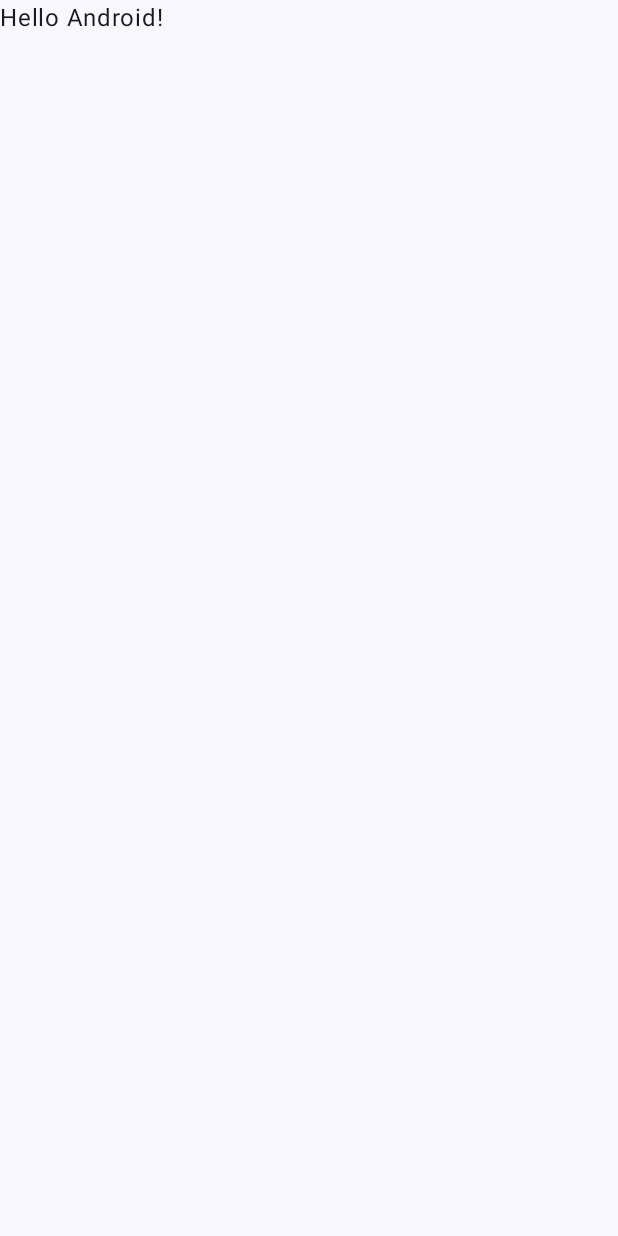
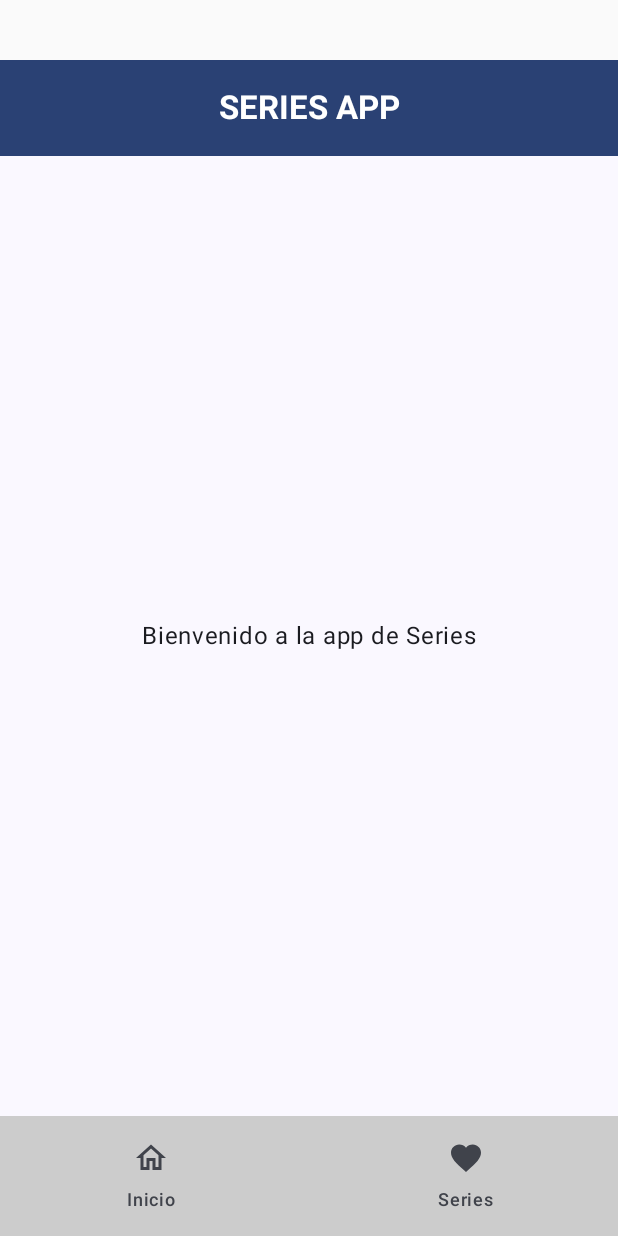
Before and after one commit to GzarateL/Lab01_KotlinZarate, an Android app built with Jetpack Compose: the screen it shows after launch (MainActivity), on a phone screen of 412 x 824 dp. Before the commit the screen is almost empty. Run offline under Robolectric (Android 15) with nearby library versions, the phone set to English and light mode, and no system bars.

```diff
--- a/app/build.gradle.kts
+++ b/app/build.gradle.kts
@@ -63,6 +63,8 @@ dependencies {
     implementation("org.jetbrains.kotlinx:kotlinx-coroutines-android:1.7.3")
     implementation("com.squareup.retrofit2:retrofit:2.11.0")
     implementation("com.squareup.retrofit2:converter-gson:2.11.0")
+    implementation(libs.androidx.navigation.runtime.ktx)
+    implementation(libs.androidx.navigation.compose)
     testImplementation(libs.junit)
     androidTestImplementation(libs.androidx.junit)
     androidTestImplementation(libs.androidx.espresso.core)
--- a/app/src/main/java/com/example/zarate/MainActivity.kt
+++ b/app/src/main/java/com/example/zarate/MainActivity.kt
@@ -4,44 +4,20 @@ import android.os.Bundle
 import androidx.activity.ComponentActivity
 import androidx.activity.compose.setContent
 import androidx.activity.enableEdgeToEdge
-import androidx.compose.foundation.layout.fillMaxSize
-import androidx.compose.foundation.layout.padding
-import androidx.compose.material3.Scaffold
-import androidx.compose.material3.Text
-import androidx.compose.runtime.Composable
-import androidx.compose.ui.Modifier
-import androidx.compose.ui.tooling.preview.Preview
 import com.example.zarate.ui.theme.ZarateTheme
+import com.example.zarate.view.SeriesApp
 
 class MainActivity : ComponentActivity() {
     override fun onCreate(savedInstanceState: Bundle?) {
         super.onCreate(savedInstanceState)
-        enableEdgeToEdge()
+        enableEdgeToEdge()  // Habilita diseño de borde a borde (opcional)
+
+        // Aquí establecemos el contenido principal de la aplicación
         setContent {
             ZarateTheme {
-                Scaffold(modifier = Modifier.fillMaxSize()) { innerPadding ->
-                    Greeting(
-                        name = "Android",
-                        modifier = Modifier.padding(innerPadding)
-                    )
-                }
+                // Llamamos a la función principal de la aplicación, que es SeriesApp
+                SeriesApp()
             }
         }
     }
 }
-
-@Composable
-fun Greeting(name: String, modifier: Modifier = Modifier) {
-    Text(
-        text = "Hello $name!",
-        modifier = modifier
-    )
-}
-
-@Preview(showBackground = true)
-@Composable
-fun GreetingPreview() {
-    ZarateTheme {
-        Greeting("Android")
-    }
-}
--- /dev/null
+++ b/app/src/main/java/com/example/zarate/view/ScreenInicio.kt
@@ -0,0 +1,18 @@
+package com.example.zarate.view
+
+import androidx.compose.foundation.layout.Box
+import androidx.compose.foundation.layout.fillMaxSize
+import androidx.compose.material3.Text
+import androidx.compose.runtime.Composable
+import androidx.compose.ui.Alignment
+import androidx.compose.ui.Modifier
+
+@Composable
+fun ScreenInicio() {
+    Box(
+        modifier = Modifier.fillMaxSize(),
+        contentAlignment = Alignment.Center
+    ) {
+        Text(text = "Bienvenido a la app de Series")
+    }
+}
--- /dev/null
+++ b/app/src/main/java/com/example/zarate/view/SeriesApp.kt
@@ -0,0 +1,144 @@
+package com.example.zarate.view
+
+import androidx.compose.foundation.layout.Box
+import androidx.compose.foundation.layout.PaddingValues
+import androidx.compose.foundation.layout.fillMaxSize
+import androidx.compose.foundation.layout.padding
+import androidx.compose.material.icons.Icons
+import androidx.compose.material.icons.filled.Add
+import androidx.compose.material.icons.outlined.Favorite
+import androidx.compose.material.icons.outlined.Home
+import androidx.compose.material3.CenterAlignedTopAppBar
+import androidx.compose.material3.ExperimentalMaterial3Api
+import androidx.compose.material3.FloatingActionButton
+import androidx.compose.material3.Icon
+import androidx.compose.material3.MaterialTheme
+import androidx.compose.material3.NavigationBar
+import androidx.compose.material3.NavigationBarItem
+import androidx.compose.material3.Scaffold
+import androidx.compose.material3.Text
+import androidx.compose.material3.TopAppBarDefaults
+import androidx.compose.runtime.Composable
+import androidx.compose.runtime.getValue
+import androidx.compose.ui.Modifier
+import androidx.compose.ui.graphics.Color
+import androidx.compose.ui.text.font.FontWeight
+import androidx.compose.ui.unit.dp
+import androidx.navigation.NavHostController
+import androidx.navigation.NavType
+import androidx.navigation.compose.NavHost
+import androidx.navigation.compose.composable
+import androidx.navigation.compose.currentBackStackEntryAsState
+import androidx.navigation.compose.rememberNavController
+import androidx.navigation.navArgument
+import com.example.zarate.data.SerieApiService
+import retrofit2.Retrofit
+import retrofit2.converter.gson.GsonConverterFactory
+
+@Composable
+fun SeriesApp() {
+    val urlBase = "http://192.168.0.6:8000/" // Cambia a tu IP o 10.0.2.2 si usas un emulador
+    val retrofit = Retrofit.Builder().baseUrl(urlBase)
+        .addConverterFactory(GsonConverterFactory.create()).build()
+    val servicio = retrofit.create(SerieApiService::class.java)
+    val navController = rememberNavController()
+
+    Scaffold(
+        modifier = Modifier.padding(top = 40.dp),
+        topBar = { BarraSuperior() },
+        bottomBar = { BarraInferior(navController) },
+        floatingActionButton = { BotonFAB(navController, servicio) },
+        content = { paddingValues -> Contenido(paddingValues, navController, servicio) }
+    )
+}
+
+@Composable
+fun BotonFAB(navController: NavHostController, servicio: SerieApiService) {
+    val cbeState by navController.currentBackStackEntryAsState()
+    val rutaActual = cbeState?.destination?.route
+    if (rutaActual == "series") {
+        FloatingActionButton(
+            containerColor = Color.Magenta,
+            contentColor = Color.White,
+            onClick = { navController.navigate("serieNuevo") }
+        ) {
+            Icon(
+                imageVector = Icons.Filled.Add,
+                contentDescription = "Add"
+            )
+        }
+    }
+}
+
+@OptIn(ExperimentalMaterial3Api::class)
+@Composable
+fun BarraSuperior() {
+    CenterAlignedTopAppBar(
+        title = {
+            Text(
+                text = "SERIES APP",
+                color = Color.White,
+                fontWeight = FontWeight.Bold
+            )
+        },
+        colors = TopAppBarDefaults.centerAlignedTopAppBarColors(
+            containerColor = MaterialTheme.colorScheme.primary
+        )
+    )
+}
+
+@Composable
+fun BarraInferior(navController: NavHostController) {
+    NavigationBar(
+        containerColor = Color.LightGray
+    ) {
+        NavigationBarItem(
+            icon = { Icon(Icons.Outlined.Home, contentDescription = "Inicio") },
+            label = { Text("Inicio") },
+            selected = navController.currentDestination?.route == "inicio",
+            onClick = { navController.navigate("inicio") }
+        )
+        NavigationBarItem(
+            icon = { Icon(Icons.Outlined.Favorite, contentDescription = "Series") },
+            label = { Text("Series") },
+            selected = navController.currentDestination?.route == "series",
+            onClick = { navController.navigate("series") }
+        )
+    }
+}
+
+@Composable
+fun Contenido(
+    pv: PaddingValues,
+    navController: NavHostController,
+    servicio: SerieApiService
+) {
+    Box(
+        modifier = Modifier
+            .fillMaxSize()
+            .padding(pv)
+    ) {
+        NavHost(
+            navController = navController,
+            startDestination = "inicio"
+        ) {
+            composable("inicio") { ScreenInicio() }
+            composable("series") { ContenidoSeriesListado(navController, servicio) }
+            composable("serieNuevo") {
+                ContenidoSerieEditar(navController, servicio, 0)
+            }
+            composable("serieVer/{id}", arguments = listOf(
+                navArgument("id") { type = NavType.IntType }
+            )) {
+                val id = it.arguments?.getInt("id") ?: 0
+                ContenidoSerieEditar(navController, servicio, id)
+            }
+            composable("serieDel/{id}", arguments = listOf(
+                navArgument("id") { type = NavType.IntType }
+            )) {
+                val id = it.arguments?.getInt("id") ?: 0
+                ContenidoSerieEliminar(navController, servicio, id)
+            }
+        }
+    }
+}
--- a/app/src/main/res/xml/network_security_config.xml
+++ b/app/src/main/res/xml/network_security_config.xml
@@ -2,6 +2,6 @@
 <network-security-config xmlns:android="http://schemas.android.com/apk/res/android">
     <base-config cleartextTrafficPermitted="false"/>
     <domain-config cleartextTrafficPermitted="true">
-        <domain includeSubdomains="true">10.0.2.2</domain>
+        <domain includeSubdomains="true">192.168.0.6</domain>
     </domain-config>
 </network-security-config>
--- a/gradle/libs.versions.toml
+++ b/gradle/libs.versions.toml
@@ -8,6 +8,8 @@ espressoCore = "3.6.1"
 lifecycleRuntimeKtx = "2.8.6"
 activityCompose = "1.9.2"
 composeBom = "2024.04.01"
+navigationRuntimeKtx = "2.8.2"
+navigationCompose = "2.8.2"
 
 [libraries]
 androidx-core-ktx = { group = "androidx.core", name = "core-ktx", version.ref = "coreKtx" }
@@ -24,6 +26,8 @@ androidx-ui-tooling-preview = { group = "androidx.compose.ui", name = "ui-toolin
 androidx-ui-test-manifest = { group = "androidx.compose.ui", name = "ui-test-manifest" }
 androidx-ui-test-junit4 = { group = "androidx.compose.ui", name = "ui-test-junit4" }
 androidx-material3 = { group = "androidx.compose.material3", name = "material3" }
+androidx-navigation-runtime-ktx = { group = "androidx.navigation", name = "navigation-runtime-ktx", version.ref = "navigationRuntimeKtx" }
+androidx-navigation-compose = { group = "androidx.navigation", name = "navigation-compose", version.ref = "navigationCompose" }
 
 [plugins]
 android-application = { id = "com.android.application", version.ref = "agp" }
```
Also changed, not shown: app/src/main/java/com/example/zarate/view/ScreenSeries.kt (added, +214 -0 lines).
